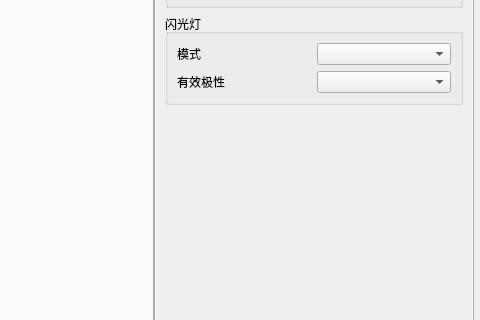
Old version of the form mainwindow.ui in the repository sltruman/mind-vision-example; both pictures show x 696 to 1176 and y 122 to 442 of the 1176 by 716 pixel window.
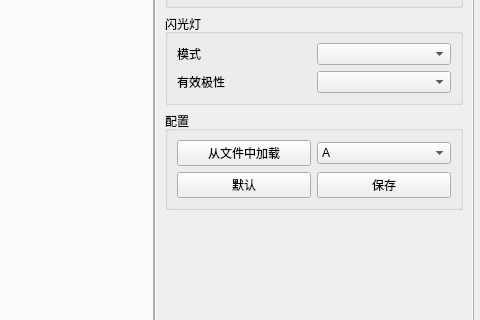
New version of the form. Icons and pictures are not drawn.

Commit message: 参数保存

```diff
--- a/mainwindow.ui
+++ b/mainwindow.ui
@@ -1551,7 +1551,7 @@
                 <height>637</height>
                </rect>
               </property>
-              <layout class="QVBoxLayout" name="verticalLayout_12">
+              <layout class="QVBoxLayout" name="verticalLayout_13">
                <item>
                 <widget class="QGroupBox" name="groupBox_7">
                  <property name="title">
@@ -1666,6 +1666,71 @@
                  </layout>
                 </widget>
                </item>
+               <item>
+                <widget class="QGroupBox" name="groupBox_2">
+                 <property name="title">
+                  <string>配置</string>
+                 </property>
+                 <layout class="QVBoxLayout" name="verticalLayout_12">
+                  <item>
+                   <layout class="QHBoxLayout" name="horizontalLayout_14">
+                    <item>
+                     <widget class="QPushButton" name="pushButton_loadParamsFromFile">
+                      <property name="text">
+                       <string>从文件中加载</string>
+                      </property>
+                     </widget>
+                    </item>
+                    <item>
+                     <widget class="QComboBox" name="comboBox_params">
+                      <property name="currentIndex">
+                       <number>0</number>
+                      </property>
+                      <item>
+                       <property name="text">
+                        <string>A</string>
+                       </property>
+                      </item>
+                      <item>
+                       <property name="text">
+                        <string>B</string>
+                       </property>
+                      </item>
+                      <item>
+                       <property name="text">
+                        <string>C</string>
+                       </property>
+                      </item>
+                      <item>
+                       <property name="text">
+                        <string>D</string>
+                       </property>
+                      </item>
+                     </widget>
+                    </item>
+                   </layout>
+                  </item>
+                  <item>
+                   <layout class="QHBoxLayout" name="horizontalLayout_15">
+                    <item>
+                     <widget class="QPushButton" name="pushButton_resetParams">
+                      <property name="text">
+                       <string>默认</string>
+                      </property>
+                     </widget>
+                    </item>
+                    <item>
+                     <widget class="QPushButton" name="pushButton_saveParams">
+                      <property name="text">
+                       <string>保存</string>
+                      </property>
+                     </widget>
+                    </item>
+                   </layout>
+                  </item>
+                 </layout>
+                </widget>
+               </item>
                <item>
                 <spacer name="verticalSpacer_2">
                  <property name="orientation">
```
The commit also changes 6 other files.
